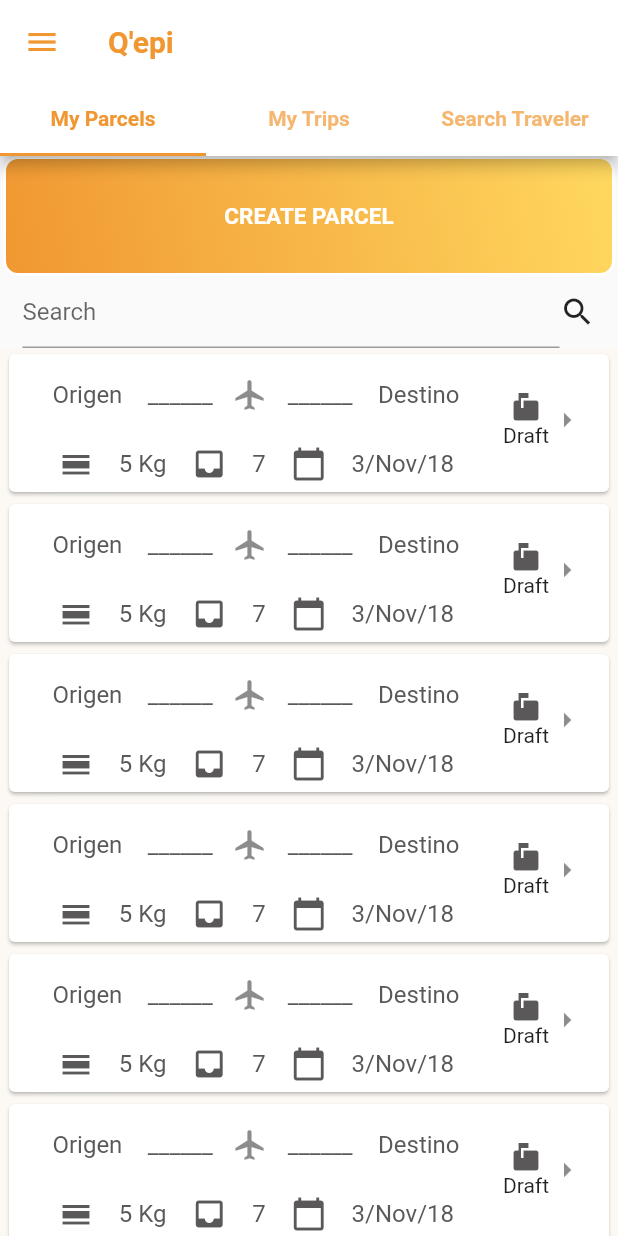
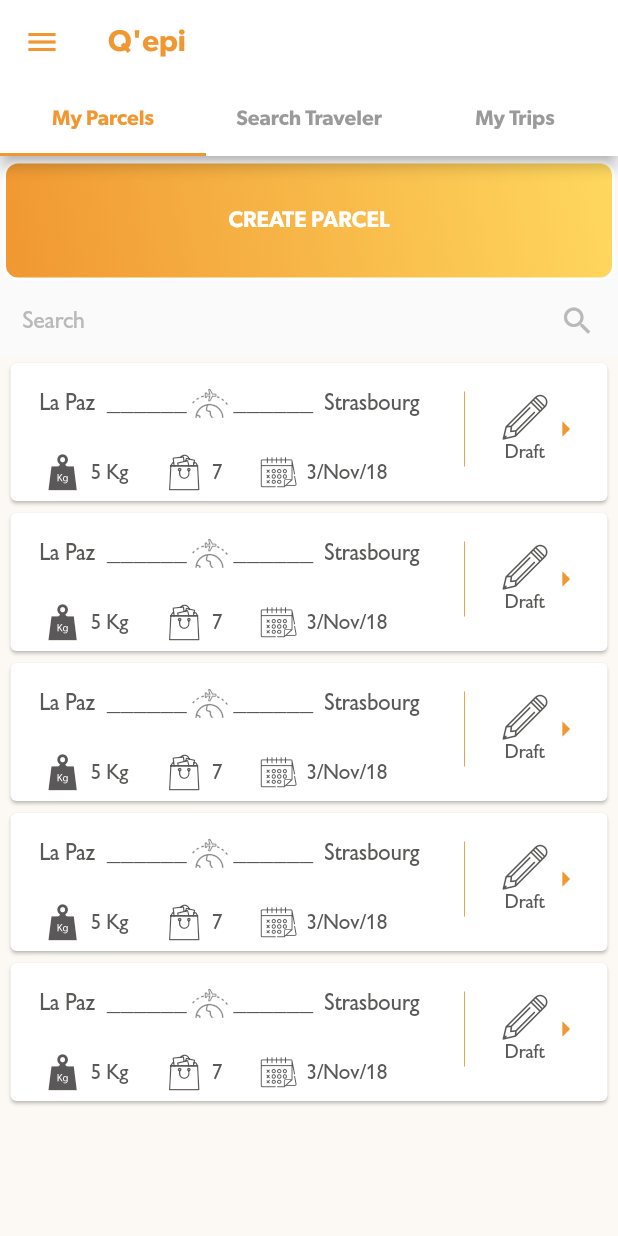
Before and after one commit to tsinvari/qepi_app2, a Flutter app: the screen it shows after launch, on a phone screen of 412 x 824 dp. Run offline on Flutter 3.47's test engine with Material 2 defaults, Android fonts, the light colour scheme and no system bars; Roboto replaces fonts that are missing (Gibson-Regular).

Commit message:
Adding icons

```diff
--- /dev/null
+++ b/lib/icons/qepi_icons_icons.dart
@@ -0,0 +1,35 @@
+/// Flutter icons QepiIcons
+/// Copyright (C) 2018 by original authors @ fluttericon.com, fontello.com
+/// This font was generated by FlutterIcon.com, which is derived from Fontello.
+///
+/// To use this font, place it in your fonts/ directory and include the
+/// following in your pubspec.yaml
+///
+/// flutter:
+///   fonts:
+///    - family:  QepiIcons
+///      fonts:
+///       - asset: fonts/QepiIcons.ttf
+///
+///
+///
+import 'package:flutter/widgets.dart';
+
+class QepiIcons {
+  QepiIcons._();
+
+  static const _kFontFam = 'QepiIcons';
+
+  static const IconData kilo__3_ = const IconData(0xe800, fontFamily: _kFontFam);
+  static const IconData event = const IconData(0xe801, fontFamily: _kFontFam);
+  static const IconData travel__1_ = const IconData(0xe802, fontFamily: _kFontFam);
+  static const IconData shopping_bag = const IconData(0xe803, fontFamily: _kFontFam);
+  static const IconData medical_notes_symbol_of_a_list_paper_on_a_clipboard = const IconData(0xe804, fontFamily: _kFontFam);
+  static const IconData open_box = const IconData(0xe805, fontFamily: _kFontFam);
+  static const IconData money = const IconData(0xe806, fontFamily: _kFontFam);
+  static const IconData box = const IconData(0xe807, fontFamily: _kFontFam);
+  static const IconData luggage = const IconData(0xe808, fontFamily: _kFontFam);
+  static const IconData time = const IconData(0xe809, fontFamily: _kFontFam);
+  static const IconData travel__2_ = const IconData(0xe80a, fontFamily: _kFontFam);
+  static const IconData edit = const IconData(0xe80b, fontFamily: _kFontFam);
+}
--- a/lib/main.dart
+++ b/lib/main.dart
@@ -6,6 +6,7 @@ import './search_traveller.dart' as searchview;
 
 void main(){
   runApp(new MaterialApp(
+    theme: ThemeData(fontFamily: 'Gibson'),
     title: "Tab Bar",
     home: new Home(),
   ));
@@ -38,7 +39,7 @@ class _HomeState extends State<Home> with SingleTickerProviderStateMixin{
 
     return new Scaffold(
       drawer: drawer,
-    appBar: new AppBar(
+      appBar: new AppBar(
       //backgroundColor: const Color(0xFFf0a043),
       backgroundColor: Colors.white,
       title: new Text("Q'epi",
@@ -47,12 +48,13 @@ class _HomeState extends State<Home> with SingleTickerProviderStateMixin{
       bottom: new TabBar(
         controller: controller,
         labelColor: const Color(0xFFF09731),
-        labelStyle: TextStyle(fontWeight: FontWeight.bold),
+        unselectedLabelColor: const Color(0xFF9A9A9A),
+        labelStyle: TextStyle(fontWeight: FontWeight.bold,fontFamily: "Gibson",fontSize: 14.0),
         indicatorColor: const Color(0xFFF09731),
         tabs: <Widget>[
           new Tab(text: "My Parcels",),
+          new Tab(text: "Search Traveler",),
           new Tab(text: "My Trips",),
-          new Tab(text: "Search Traveler",),
         ],
       ),
     ),
@@ -61,8 +63,8 @@ class _HomeState extends State<Home> with SingleTickerProviderStateMixin{
       controller: controller,
         children: <Widget>[
           new parcelsview.Parcels(),
+          new searchview.Search(),
           new tripsview.Trips(),
-          new searchview.Search(),
         ],
       ),
 
--- a/lib/my_parcels.dart
+++ b/lib/my_parcels.dart
@@ -1,4 +1,16 @@
 import 'package:flutter/material.dart';
+
+class VerticalDivider extends StatelessWidget {
+  @override
+  Widget build(BuildContext context) {
+    return new Container(
+      height: 50.0,
+      width: 0.6,
+      color: const Color(0xFFF09731),
+      margin: const EdgeInsets.only(left: 10.0, right: 25.0),
+    );
+  }
+}
 
 class Parcels extends StatelessWidget {
   @override
@@ -8,12 +20,11 @@ class Parcels extends StatelessWidget {
         child: new Column(
           crossAxisAlignment: CrossAxisAlignment.center,
           mainAxisAlignment: MainAxisAlignment.center,
-
           mainAxisSize: MainAxisSize.min,
           children: <Widget>[
             new Center(
               child: new Container(
-                padding: const EdgeInsets.symmetric(horizontal: 2.0),
+                padding: const EdgeInsets.symmetric(horizontal: 2.0, vertical: 3.0),
                 child: new Material(
                   child: new InkWell(
                     onTap: () => print('create'),
@@ -39,12 +50,14 @@ class Parcels extends StatelessWidget {
                           style: new TextStyle(
                               fontSize: 15.0,
                               fontWeight: FontWeight.bold,
+                              fontFamily: "Gibson",
                               color: Colors.white),),
                       ),
                     ),
                   ),
                   color: Colors.transparent,
                 ),
+                //color: const Color(0xFFF09731),
               ),
             ),
 
@@ -57,26 +70,29 @@ class Parcels extends StatelessWidget {
                  children: <Widget>[
                    new Flexible(
                      child:
-                     new TextField(
+                     new TextFormField(
                        decoration: new InputDecoration(
-                           hintText: "Search"
+                           hintText: "Search",
+                           hintStyle: new TextStyle(color: const Color(0xFFB9B9B9),fontFamily: "Gibson"),
+                           border: InputBorder.none,
+                           //labelText: "Search",
+                           //labelStyle: new TextStyle(color: const Color(0xFFB9B9B9),fontFamily: "Gibson"),
                        ),
+                       style: new TextStyle(fontFamily: "Gibson", color: const Color(0xFF5A5958),),
                      ),
                    ),
-                   new Icon(Icons.search),
+                   new Icon(Icons.search, color: const Color(0xFFB9B9B9)),
                  ],
                )
                 ),
-
-
             new Expanded(
               flex: 20,
               child: new Container(
-                padding: const EdgeInsets.symmetric(horizontal: 2.0),
+                padding: const EdgeInsets.symmetric(horizontal: 3.0),
                 color: const Color(0xFFfcf9f4),
                 child : new ListView.builder(
                   itemExtent: 100.0,
-                  itemCount: 10,
+                  itemCount: 5,
                   itemBuilder: (BuildContext context, int index){
                     return new Card(
                       child: new ListTile(
@@ -90,23 +106,23 @@ class Parcels extends StatelessWidget {
                               mainAxisAlignment: MainAxisAlignment.spaceEvenly,
                               mainAxisSize: MainAxisSize.max,
                               children: <Widget>[
-                                new Text("Origen ",style: new TextStyle(color: const Color(0xFF5A5958),),),
+                                new Text("La Paz ",style: new TextStyle(color: const Color(0xFF5A5958), fontFamily: "Gibson",fontSize: 15.0,),),
                                 new Text("______" ,style: new TextStyle(color: const Color(0xFF5A5958),),),
-                                new Icon(Icons.flight),
+                                new Icon(const IconData(0xe80a, fontFamily: "QepiIcons"),),
                                 new Text("______",style: new TextStyle(color: const Color(0xFF5A5958),),),
-                                new Text(" Destino",style: new TextStyle(color: const Color(0xFF5A5958),),),
+                                new Text(" Strasbourg",style: new TextStyle(color: const Color(0xFF5A5958), fontFamily: "Gibson",fontSize: 15.0,),),
                               ],
                             ),
                             new Row(
                               mainAxisSize: MainAxisSize.max,
                               mainAxisAlignment: MainAxisAlignment.spaceEvenly,
                               children: <Widget>[
-                                new Icon(Icons.calendar_view_day, color: const Color(0xFF5a5859),),
-                                new Text("5 Kg",style: new TextStyle(color: const Color(0xFF5A5958), fontFamily: "Gibson-Regular"),),
-                                new Icon(Icons.inbox, color: const Color(0xFF5a5859),),
-                                new Text("7",style: new TextStyle(color: const Color(0xFF5A5958),),),
-                                new Icon(Icons.calendar_today, color: const Color(0xFF5a5859),),
-                                new Text("3/Nov/18",style: new TextStyle(color: const Color(0xFF5A5958),),),
+                                new Icon(const IconData(0xe800, fontFamily: "QepiIcons"), color: const Color(0xFF5a5859),),
+                                new Text("5 Kg     ",style: new TextStyle(color: const Color(0xFF5A5958), fontFamily: "Gibson",fontSize: 14.0,),),
+                                new Icon(const IconData(0xe803, fontFamily: "QepiIcons"), color: const Color(0xFF5a5859),),
+                                new Text("7     ",style: new TextStyle(color: const Color(0xFF5A5958), fontFamily: "Gibson",fontSize: 14.0,),),
+                                new Icon(const IconData(0xe801, fontFamily: "QepiIcons"), color: const Color(0xFF5a5859),),
+                                new Text("3/Nov/18     ",style: new TextStyle(color: const Color(0xFF5A5958), fontFamily: "Gibson",fontSize: 14.0,),),
                               ],
                             ),
                           ],
@@ -114,14 +130,15 @@ class Parcels extends StatelessWidget {
                         trailing: new Row(
                           mainAxisSize: MainAxisSize.min,
                           children: <Widget>[
+                            new VerticalDivider(),
                             new Column(
                               mainAxisAlignment: MainAxisAlignment.center,
                               children: <Widget>[
-                                new Icon(Icons.markunread_mailbox, color: const Color(0xFF5a5859), size: 20.0,),
-                                new Text("Draft"),
+                                new Icon(const IconData(0xe80b, fontFamily: "QepiIcons"), color: const Color(0xFF5A5958), size: 30.0,),
+                                new Text("Draft",style: new TextStyle(color: const Color(0xFF5A5958), fontFamily: "Gibson",fontSize: 13.0,),),
                               ],
                             ),
-                            new Icon(Icons.arrow_right),
+                            new Icon(Icons.arrow_right, color: const Color(0xFFF09731),),
                           ],
                         )
                       ),
--- a/pubspec.yaml
+++ b/pubspec.yaml
@@ -39,6 +39,9 @@ flutter:
       fonts:
       - asset: fonts/Gibson-Regular.ttf
       - asset: fonts/Gibson-SemiBold.otf
+    - family: QepiIcons
+      fonts:
+      - asset: fonts/QepiIcons.ttf
   # To add assets to your application, add an assets section, like this:
   # assets:
   #  - images/a_dot_burr.jpeg
```
Also changed, not shown: fonts/QepiIcons.ttf (added).
